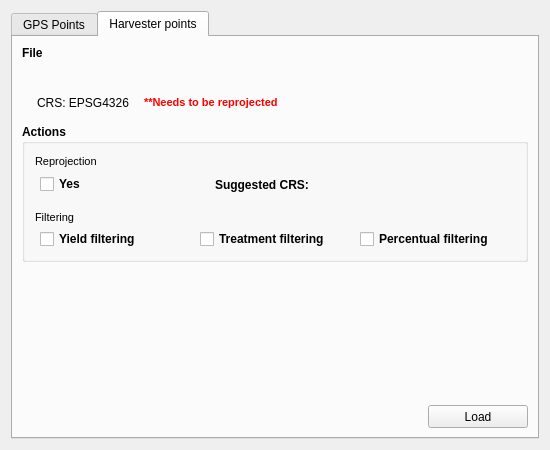
Qt form gui/layer_manager/load_files.ui (franciscocamellon/lallemand_plant_care) before a commit.
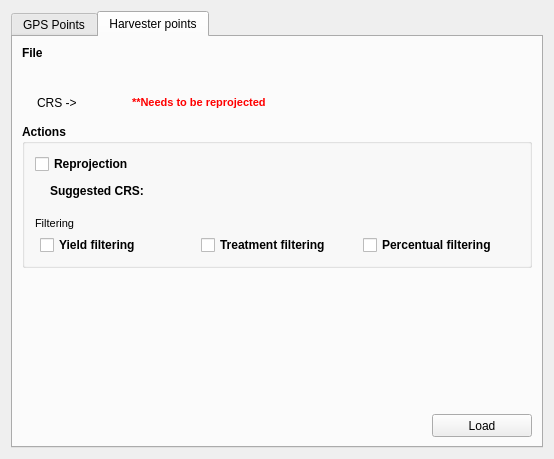
The same form after that commit. The open tabs and pages were chosen to show the change. Custom widgets are drawn as their Qt base class.

The edit to the form file:
```diff
--- a/gui/layer_manager/load_files.ui
+++ b/gui/layer_manager/load_files.ui
@@ -6,8 +6,8 @@
    <rect>
     <x>0</x>
     <y>0</y>
-    <width>550</width>
-    <height>450</height>
+    <width>554</width>
+    <height>459</height>
    </rect>
   </property>
   <property name="minimumSize">
@@ -654,11 +654,17 @@
            </item>
            <item>
             <widget class="QLabel" name="harvesterCRSLabel">
+             <property name="minimumSize">
+              <size>
+               <width>80</width>
+               <height>0</height>
+              </size>
+             </property>
              <property name="styleSheet">
               <string notr="true">font: 8pt &quot;MS Shell Dlg 2&quot;;</string>
              </property>
              <property name="text">
-              <string>CRS: EPSG4326</string>
+              <string>CRS -&gt; </string>
              </property>
             </widget>
            </item>
@@ -777,35 +783,6 @@
             <item>
              <layout class="QHBoxLayout" name="horizontalLayout_9">
               <property name="spacing">
-               <number>5</number>
-              </property>
-              <item>
-               <widget class="QLabel" name="actionsLabel_3">
-                <property name="font">
-                 <font>
-                  <family>MS Shell Dlg 2</family>
-                  <pointsize>8</pointsize>
-                  <weight>50</weight>
-                  <italic>false</italic>
-                  <bold>false</bold>
-                 </font>
-                </property>
-                <property name="styleSheet">
-                 <string notr="true">font: 8pt &quot;MS Shell Dlg 2&quot;;</string>
-                </property>
-                <property name="text">
-                 <string>Reprojection</string>
-                </property>
-               </widget>
-              </item>
-             </layout>
-            </item>
-            <item>
-             <layout class="QHBoxLayout" name="horizontalLayout_10">
-              <property name="spacing">
-               <number>5</number>
-              </property>
-              <property name="leftMargin">
                <number>5</number>
               </property>
               <item>
@@ -814,28 +791,22 @@
                  <string notr="true">font: 8pt &quot;MS Shell Dlg 2&quot;;</string>
                 </property>
                 <property name="text">
-                 <string>Yes</string>
+                 <string>Reprojection</string>
                 </property>
                </widget>
               </item>
+             </layout>
+            </item>
+            <item>
+             <layout class="QHBoxLayout" name="horizontalLayout_19">
+              <property name="spacing">
+               <number>5</number>
+              </property>
+              <property name="leftMargin">
+               <number>15</number>
+              </property>
               <item>
-               <spacer name="horizontalSpacer_7">
-                <property name="orientation">
-                 <enum>Qt::Horizontal</enum>
-                </property>
-                <property name="sizeType">
-                 <enum>QSizePolicy::Fixed</enum>
-                </property>
-                <property name="sizeHint" stdset="0">
-                 <size>
-                  <width>25</width>
-                  <height>20</height>
-                 </size>
-                </property>
-               </spacer>
-              </item>
-              <item>
-               <widget class="QLabel" name="label_2">
+               <widget class="QLabel" name="label_3">
                 <property name="styleSheet">
                  <string notr="true">font: 8pt &quot;MS Shell Dlg 2&quot;;</string>
                 </property>
@@ -845,7 +816,7 @@
                </widget>
               </item>
               <item>
-               <spacer name="horizontalSpacer_8">
+               <spacer name="horizontalSpacer_13">
                 <property name="orientation">
                  <enum>Qt::Horizontal</enum>
                 </property>
```
Left out of the diff: 4 changed lines with no effect on the pictures.
